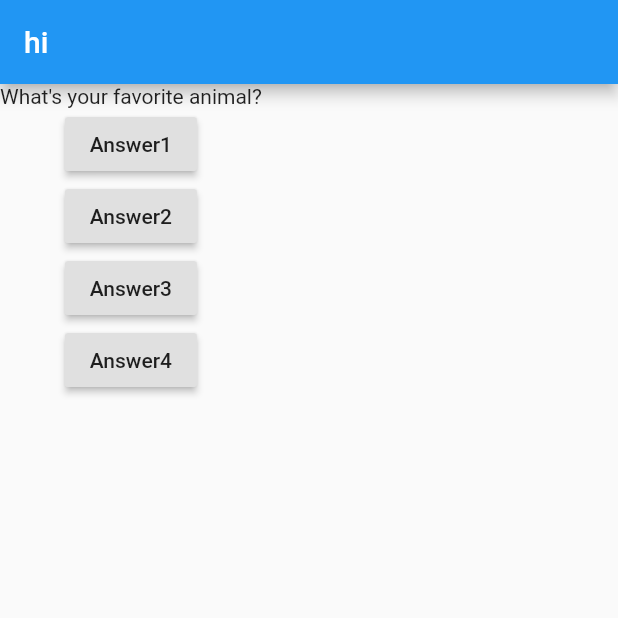
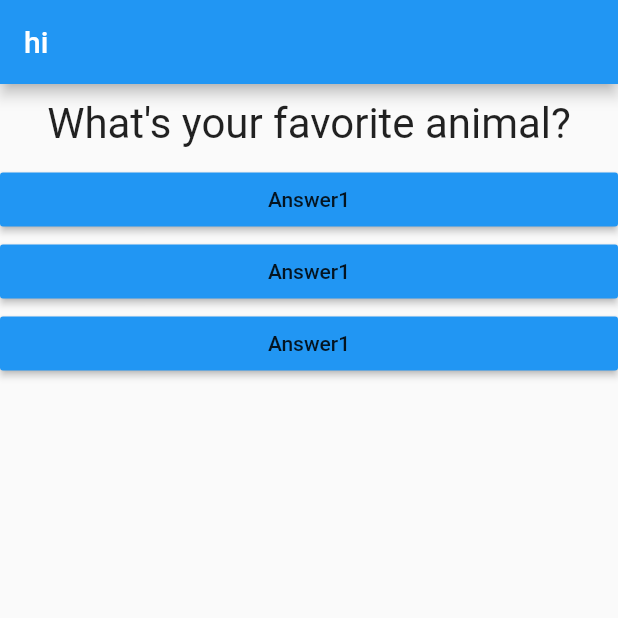
Before and after one commit to shramitgupta/Flutter-Quiz-App, a Flutter app: the screen it shows after launch, after a tap on "Answer1", on a phone screen of 412 x 824 dp, the top half of it. Run offline on Flutter 3.47's test engine with Material 2 defaults, Android fonts, the phone set to English and light mode, and no system bars.

Commit message:
seprating ans and question

```diff
--- /dev/null
+++ b/lib/answer.dart
@@ -0,0 +1,17 @@
+import 'package:flutter/material.dart';
+
+class Answer extends StatelessWidget {
+  final VoidCallback selectHandler;
+  Answer(this.selectHandler);
+  @override
+  Widget build(BuildContext context) {
+    return Container(
+      width: double.infinity,
+      child: RaisedButton(
+        color: Colors.blue,
+        child: Text("Answer1"),
+        onPressed: selectHandler,
+      ),
+    );
+  }
+}
--- a/lib/main.dart
+++ b/lib/main.dart
@@ -1,4 +1,6 @@
 import 'package:flutter/material.dart';
+import './question.dart';
+import './answer.dart';
 
 void main() {
   runApp(MyApp());
@@ -7,17 +9,17 @@ void main() {
 class MyApp extends StatefulWidget {
   @override
   State<StatefulWidget> createState() {
-    return MyAppState();
+    return _MyAppState();
   }
 }
 
-class MyAppState extends State<MyApp> {
-  int questionIndex = 0;
-  void answerQuestion() {
+class _MyAppState extends State<MyApp> {
+  int _questionIndex = 0;
+  void _answerQuestion() {
     setState(() {
-      questionIndex = questionIndex + 1;
+      _questionIndex = _questionIndex + 1;
     });
-    print(questionIndex);
+    print(_questionIndex);
   }
 
   @override
@@ -33,19 +35,13 @@ class MyAppState extends State<MyApp> {
         ),
         body: Column(
           children: [
-            Text(
-              question[questionIndex],
+            Question(
+              question[_questionIndex],
             ),
-            RaisedButton(child: Text("Answer1"), onPressed: answerQuestion),
-            RaisedButton(
-                child: Text("Answer2"),
-                onPressed: () => print("answer 2 chosen")),
-            RaisedButton(
-                child: Text("Answer3"),
-                onPressed: () {
-                  print("answer 3 chosen");
-                }),
-            RaisedButton(child: Text("Answer4"), onPressed: answerQuestion),
+            Answer(_answerQuestion),
+            Answer(_answerQuestion),
+            Answer(_answerQuestion),
+
           ],
         ),
       ),
--- /dev/null
+++ b/lib/question.dart
@@ -0,0 +1,18 @@
+import 'package:flutter/material.dart';
+
+class Question extends StatelessWidget {
+  final String questionText;
+  Question(this.questionText);
+  @override
+  Widget build(BuildContext context) {
+    return Container(
+      width: double.infinity,
+      margin: EdgeInsets.all(10),
+      child: Text(
+        questionText,
+        style: TextStyle(fontSize: 28),
+        textAlign: TextAlign.center,
+      ),
+    );
+  }
+}
```
